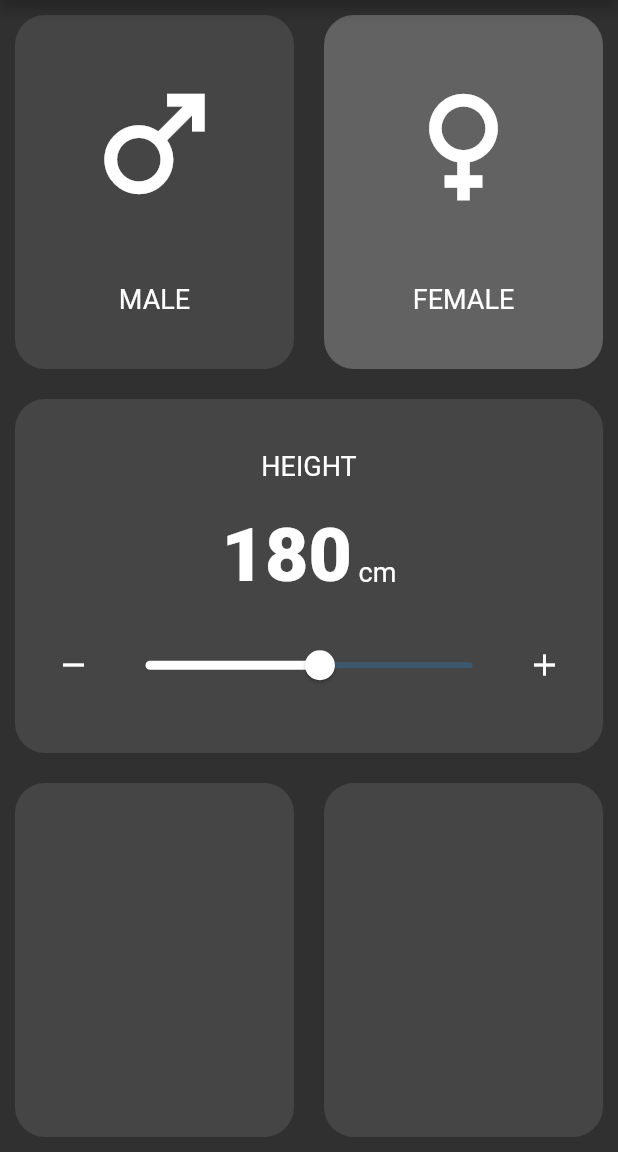
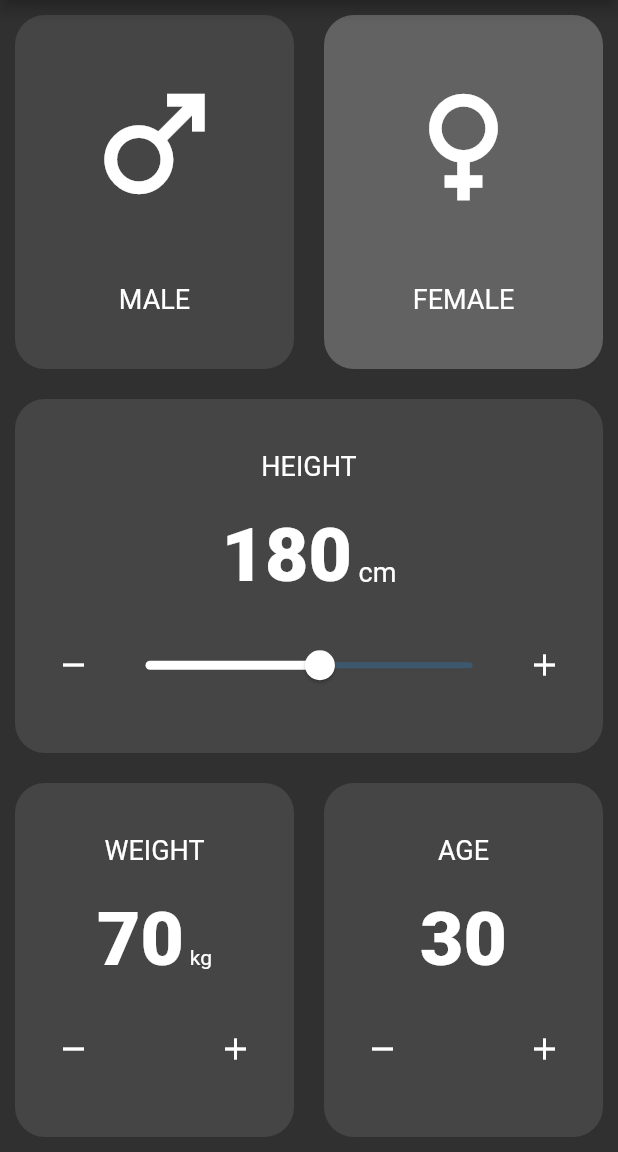
Before and after one commit to Nehemias-Munoz/Flutter-BMI-Calculator, a Flutter app: the screen it shows after launch, on a phone screen of 412 x 824 dp, the part 84-1236 px from its top. Run offline on Flutter 3.47's test engine with Material 2 defaults, Android fonts, the phone set to English and light mode, and no system bars.

Commit message:
[UPD] home screen terminada apariencia home

```diff
--- a/lib/screens/home_screen.dart
+++ b/lib/screens/home_screen.dart
@@ -15,6 +15,8 @@ class HomeScreen extends StatefulWidget {
 class _HomeScreenState extends State<HomeScreen> {
   Gender selectedGender = Gender.female;
   int height = 180;
+  int weight = 70;
+  int age = 30;
   @override
   Widget build(BuildContext context) {
     return Scaffold(
@@ -72,12 +74,122 @@ class _HomeScreenState extends State<HomeScreen> {
                     child: BackContainer(
                       backColor: kBackContainerColor,
                       onTap: () {},
+                      child: Column(
+                        mainAxisAlignment: MainAxisAlignment.spaceEvenly,
+                        children: [
+                          Text(
+                            'WEIGHT',
+                            style: kLabelTextStyle,
+                          ),
+                          Center(
+                            child: Row(
+                              mainAxisAlignment: MainAxisAlignment.center,
+                              crossAxisAlignment: CrossAxisAlignment.baseline,
+                              textBaseline: TextBaseline.alphabetic,
+                              children: [
+                                Text(
+                                  weight.toString(),
+                                  style: kNumberTextStyle,
+                                ),
+                                SizedBox(
+                                  width: 4.0,
+                                ),
+                                Text('kg')
+                              ],
+                            ),
+                          ),
+                          Row(
+                            mainAxisAlignment: MainAxisAlignment.spaceBetween,
+                            children: [
+                              IconButton(
+                                enableFeedback: true,
+                                onPressed: () {
+                                  setState(() {
+                                    if (weight == 10) {
+                                      weight = weight;
+                                    } else if (weight > 10) {
+                                      weight--;
+                                    }
+                                  });
+                                },
+                                icon: Icon(Icons.remove),
+                              ),
+                              IconButton(
+                                enableFeedback: true,
+                                onPressed: () {
+                                  setState(() {
+                                    if (weight == 300) {
+                                      weight = weight;
+                                    } else if (weight < 299) {
+                                      weight++;
+                                    }
+                                  });
+                                },
+                                icon: Icon(Icons.add),
+                              )
+                            ],
+                          )
+                        ],
+                      ),
                     ),
                   ),
                   Expanded(
                     child: BackContainer(
                       backColor: kBackContainerColor,
                       onTap: () {},
+                      child: Column(
+                        mainAxisAlignment: MainAxisAlignment.spaceEvenly,
+                        children: [
+                          Text(
+                            'AGE',
+                            style: kLabelTextStyle,
+                          ),
+                          Center(
+                            child: Row(
+                              mainAxisAlignment: MainAxisAlignment.center,
+                              crossAxisAlignment: CrossAxisAlignment.baseline,
+                              textBaseline: TextBaseline.alphabetic,
+                              children: [
+                                Text(
+                                  age.toString(),
+                                  style: kNumberTextStyle,
+                                ),
+                              ],
+                            ),
+                          ),
+                          Row(
+                            mainAxisAlignment: MainAxisAlignment.spaceBetween,
+                            children: [
+                              IconButton(
+                                enableFeedback: true,
+                                onPressed: () {
+                                  setState(() {
+                                    if (age == 10) {
+                                      age = age;
+                                    } else if (age > 10) {
+                                      age--;
+                                    }
+                                  });
+                                },
+                                icon: Icon(Icons.remove),
+                              ),
+                              IconButton(
+                                enableFeedback: true,
+                                onPressed: () {
+                                  setState(() {
+                                    if (age == 130) {
+                                      age = age;
+                                    } else if (age < 129) {
+                                      age++;
+                                    }
+                                  });
+                                },
+                                icon: Icon(Icons.add),
+                              )
+                            ],
+                          )
+                        ],
+                      ),
                     ),
                   ),
                 ],
@@ -115,6 +227,7 @@ class _HomeScreenState extends State<HomeScreen> {
         Row(
           children: [
             IconButton(
+              enableFeedback: true,
               onPressed: () {
                 setState(() {
                   if (height == 100.0) {
@@ -141,6 +254,7 @@ class _HomeScreenState extends State<HomeScreen> {
               ),
             ),
             IconButton(
+              enableFeedback: true,
               onPressed: () {
                 setState(() {
                   if (height == 250.0) {
```
